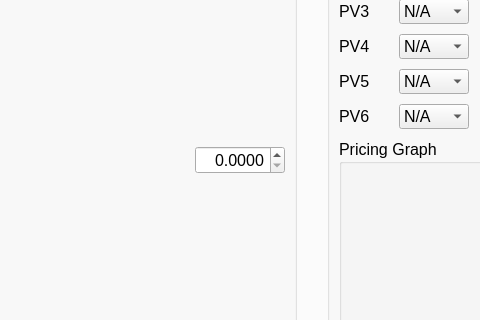
Above: ui/tps.ui from joshuad31/TandaPay-Simulation before the change; both pictures show x 273 to 753 and y 232 to 552 of the 1170 by 835 pixel window. Below: the same form after it.
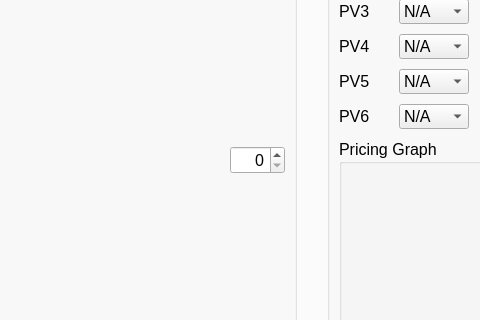
That is the form after the change. The open tabs and pages were chosen to show the change. Icons and pictures are not drawn.

What changed in the file:
```diff
--- a/ui/tps.ui
+++ b/ui/tps.ui
@@ -1789,33 +1789,12 @@
                    </spacer>
                   </item>
                   <item>
-                   <widget class="QDoubleSpinBox" name="ev8">
-                    <property name="minimumSize">
-                     <size>
-                      <width>90</width>
-                      <height>0</height>
-                     </size>
-                    </property>
-                    <property name="maximumSize">
-                     <size>
-                      <width>120</width>
-                      <height>16777215</height>
-                     </size>
-                    </property>
-                    <property name="toolTip">
-                     <string>Low-morale quit %</string>
-                    </property>
+                   <widget class="QSpinBox" name="ev8">
                     <property name="alignment">
                      <set>Qt::AlignRight|Qt::AlignTrailing|Qt::AlignVCenter</set>
                     </property>
-                    <property name="decimals">
-                     <number>4</number>
-                    </property>
                     <property name="maximum">
-                     <double>1.000000000000000</double>
-                    </property>
-                    <property name="singleStep">
-                     <double>0.010000000000000</double>
+                     <number>100</number>
                     </property>
                    </widget>
                   </item>
```
